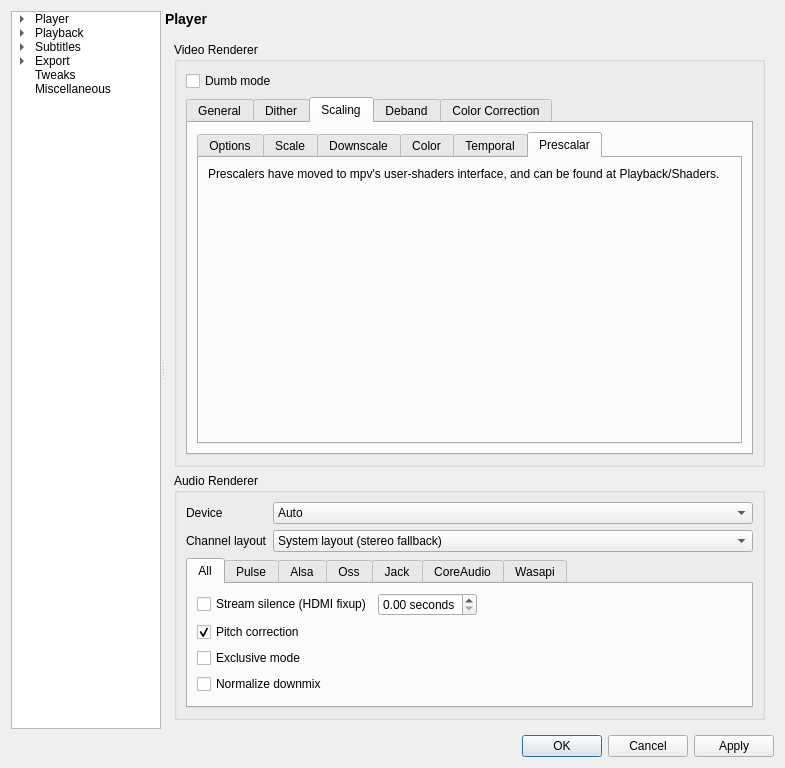
The window that settingswindow.ui (mpc-qt/mpc-qt) describes before a commit, drawn with Qt 5.
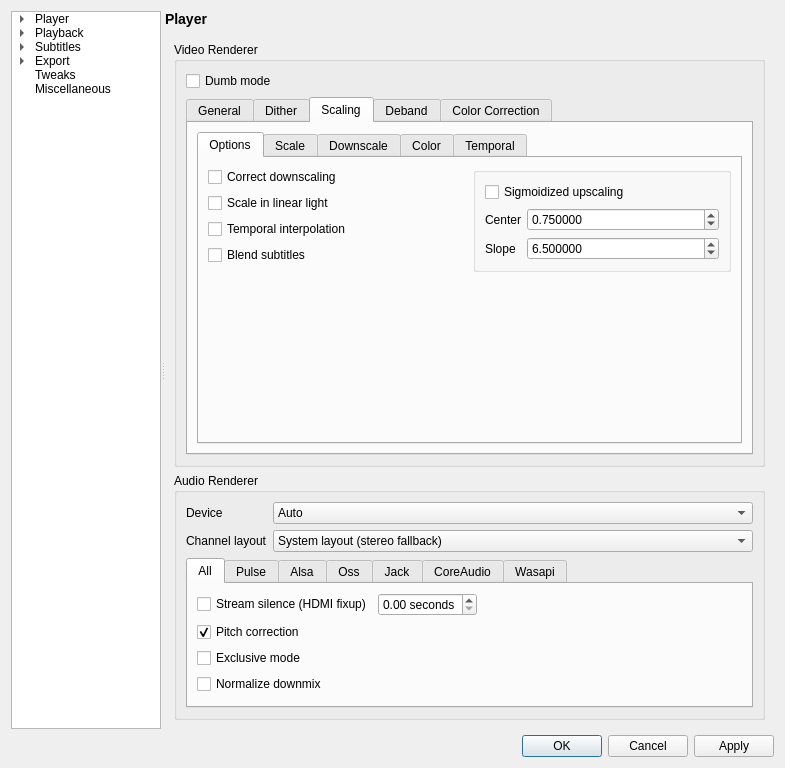
The same window after the commit. The open tabs and pages were chosen to show the change.

Commit message:
settingswindow: remove reference to prescalers
~9 months should be enough notice to use user-shaders.

The edit to the form file:
```diff
--- a/settingswindow.ui
+++ b/settingswindow.ui
@@ -3088,26 +3088,6 @@
                       </item>
                      </layout>
                     </widget>
-                    <widget class="QWidget" name="prescalarTab">
-                     <attribute name="title">
-                      <string>Prescalar</string>
-                     </attribute>
-                     <layout class="QVBoxLayout" name="verticalLayout_35">
-                      <item>
-                       <widget class="QLabel" name="prescalarsMoved">
-                        <property name="text">
-                         <string>Prescalers have moved to mpv's user-shaders interface, and can be found at Playback/Shaders.</string>
-                        </property>
-                        <property name="alignment">
-                         <set>Qt::AlignLeading|Qt::AlignLeft|Qt::AlignTop</set>
-                        </property>
-                        <property name="wordWrap">
-                         <bool>true</bool>
-                        </property>
-                       </widget>
-                      </item>
-                     </layout>
-                    </widget>
                    </widget>
                   </item>
                  </layout>
```
The commit also changes 1 other file.
